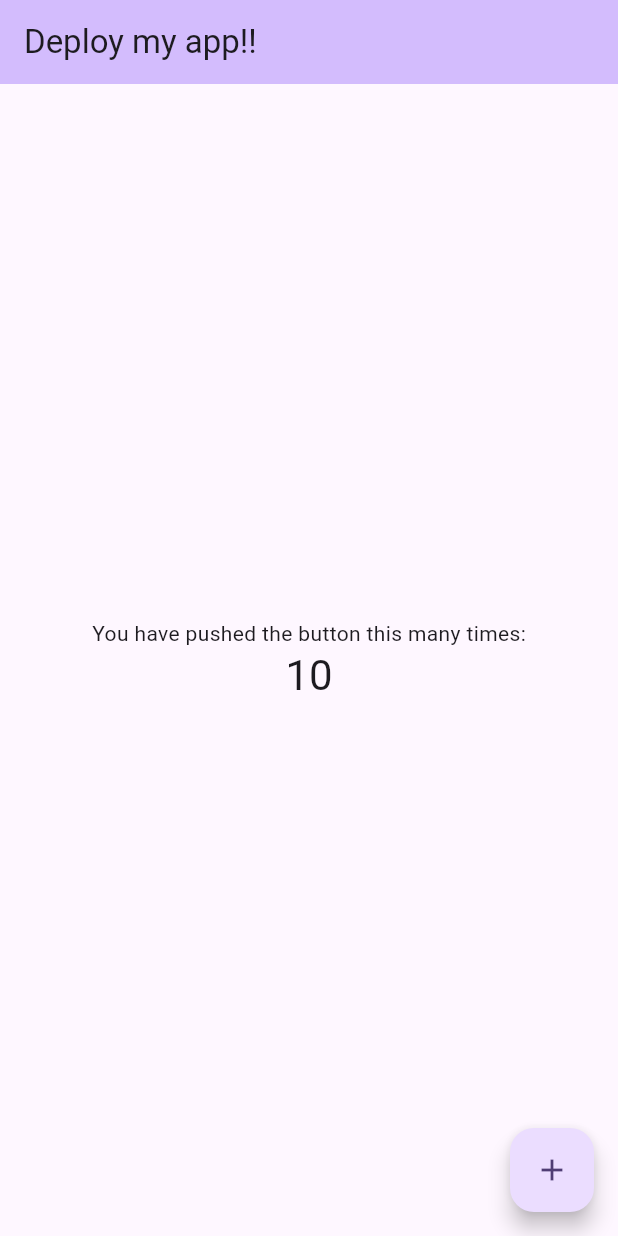
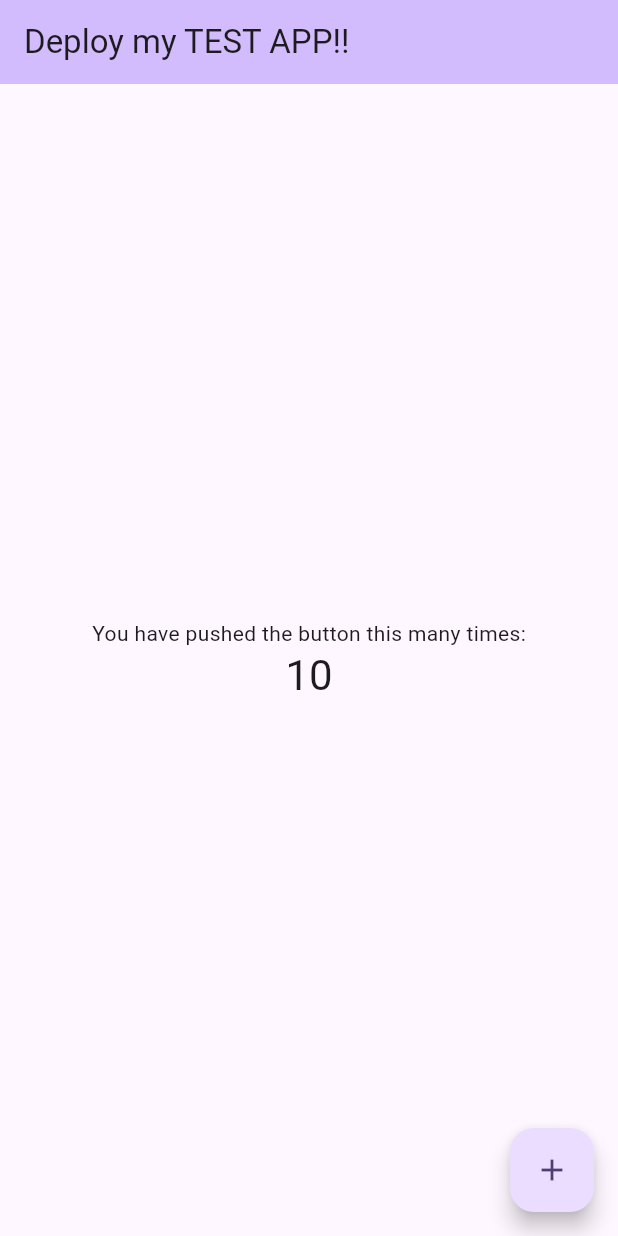
Before and after one commit to NikShein/flutter_aws, a Flutter app: the screen it shows after launch, on a phone screen of 412 x 824 dp. Run offline on Flutter 3.47's test engine with Material 2 defaults, Android fonts, the phone set to English and light mode, and no system bars.

Commit message:
add newd

```diff
--- a/lib/main.dart
+++ b/lib/main.dart
@@ -31,7 +31,7 @@ class MyApp extends StatelessWidget {
         colorScheme: ColorScheme.fromSeed(seedColor: Colors.deepPurple),
         useMaterial3: true,
       ),
-      home: const MyHomePage(title: 'Deploy my app!!'),
+      home: const MyHomePage(title: 'Deploy my TEST APP!!'),
     );
   }
 }
```
